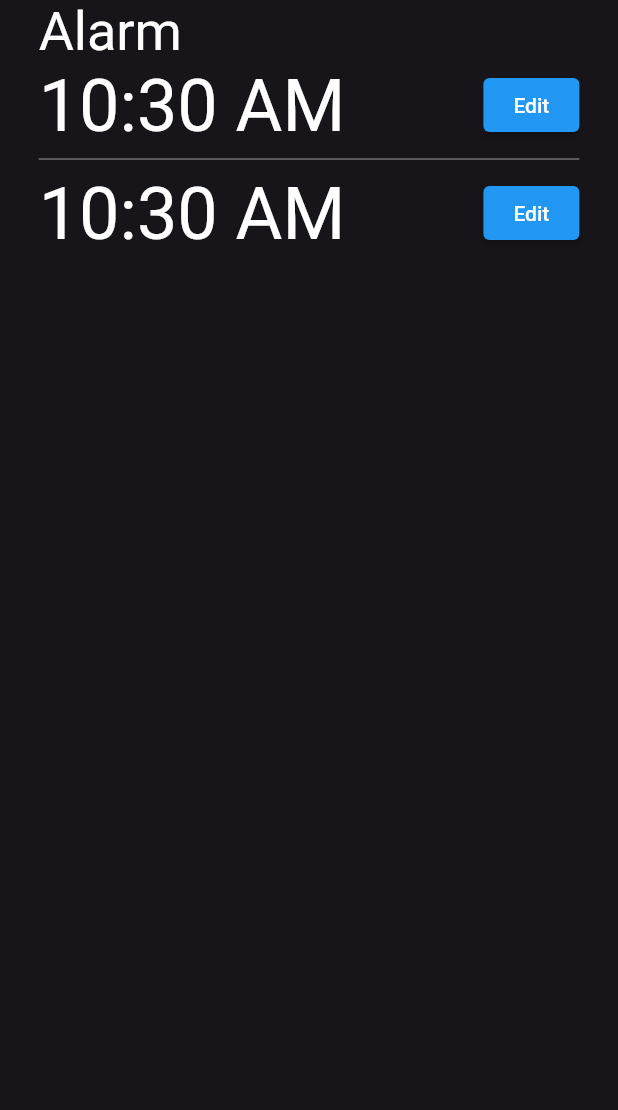
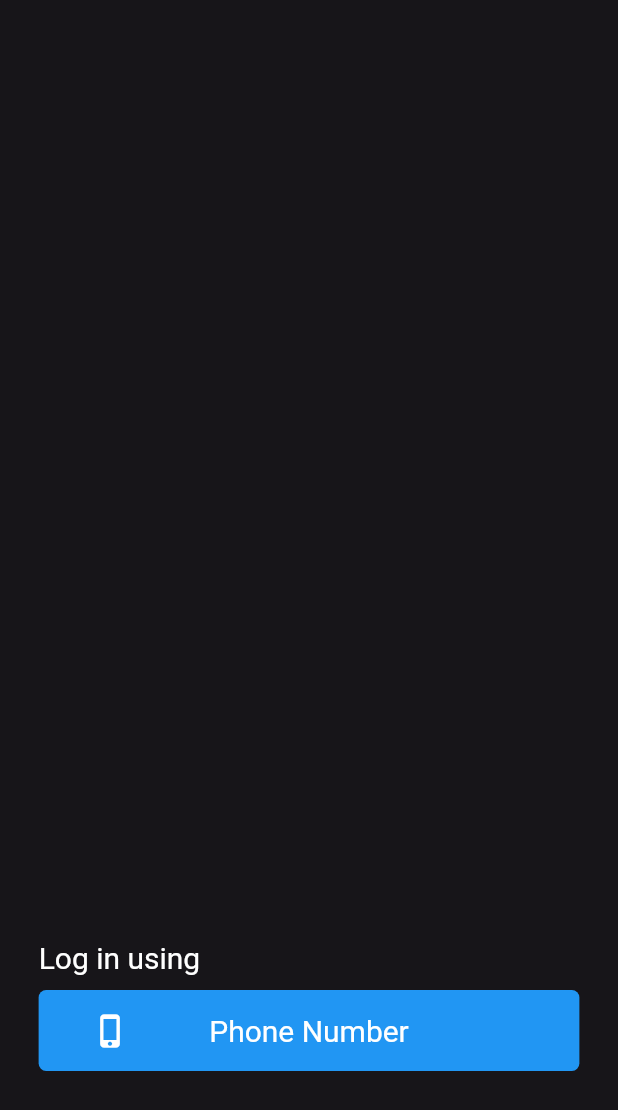
Before and after one commit to RabowNicholas/fife, a Flutter app: the screen it shows after launch, on a phone screen of 412 x 824 dp. Shown: the top 1110 px of the screen. Run offline on Flutter 3.47's test engine with Material 2 defaults, Android fonts, the light colour scheme and no system bars; our stand-ins replace equatable, firebase_auth, firebase_core, get_it, pinput; accounts and stored records are empty; Roboto replaces fonts that are missing (Good Sans); statements that could not run were skipped.

Commit message:
auth flow

```diff
--- a/lib/app_root.dart
+++ b/lib/app_root.dart
@@ -1,13 +1,19 @@
-import 'package:fife/ui/alarm/alarm_page.dart';
+import 'package:fife/flows/alarm/ui/alarm_page.dart';
+import 'package:fife/flows/auth/api/service.dart';
+import 'package:fife/flows/auth/ui/login.dart';
+import 'package:fife/flows/auth/ui/phone_number_code_input.dart';
+import 'package:fife/flows/auth/ui/phone_number_login.dart';
 import 'package:flutter/material.dart';
+import 'package:get_it/get_it.dart';
 
 class AppRoot extends StatelessWidget {
   const AppRoot({super.key});
 
   @override
   Widget build(BuildContext context) {
+    final signedIn = GetIt.I.get<AuthService>().signedIn!;
     return MaterialApp(
-      home: AlarmPage(),
+      home: signedIn ? AlarmPage() : const Login(),
       theme: ThemeData.dark(),
       routes: routes,
     );
@@ -15,6 +21,9 @@ class AppRoot extends StatelessWidget {
 
   Map<String, Widget Function(BuildContext context)> get routes {
     return {
+      '/auth/login': (c) => const Login(),
+      '/auth/login/phone': (c) => const PhoneNumberLogin(),
+      '/auth/login/phone/verify': (c) => const PhoneNumberCodeInput(),
       '/alarm': (c) => AlarmPage(),
     };
   }
--- a/lib/ui/alarm/alarm_page.dart
+++ b/lib/flows/alarm/ui/alarm_page.dart
@@ -1,5 +1,5 @@
-import 'package:fife/service/models.dart';
-import 'package:fife/ui/alarm/edit_alarm_sheet.dart';
+import 'package:fife/flows/alarm/api/models.dart';
+import 'package:fife/flows/alarm/ui/edit_alarm_sheet.dart';
 import 'package:fife/ui/common/text_writer.dart';
 import 'package:fife/fife_page.dart';
 import 'package:fife/style.dart';
--- /dev/null
+++ b/lib/flows/auth/ui/login.dart
@@ -0,0 +1,51 @@
+import 'package:fife/fife_page.dart';
+import 'package:fife/style.dart';
+import 'package:fife/ui/common/clickable_widget.dart';
+import 'package:fife/ui/common/spacing.dart';
+import 'package:fife/ui/common/text_writer.dart';
+import 'package:flutter/material.dart';
+
+class Login extends FifePage {
+  const Login({super.key});
+
+  @override
+  Widget content(BuildContext context) {
+    return Column(
+      mainAxisAlignment: MainAxisAlignment.end,
+      crossAxisAlignment: CrossAxisAlignment.start,
+      children: Spacing.spaceBetween([
+        TextWriter(
+          text: 'Log in using',
+          style: FifeTheme().textScheme.medium,
+        ),
+        ClickableWidget(
+          onTap: () {
+            Navigator.pushNamed(context, '/auth/login/phone');
+          },
+          child: Container(
+            padding: const EdgeInsets.all(15),
+            decoration: BoxDecoration(
+              color: FifeTheme().colorScheme.blue,
+              borderRadius: BorderRadius.circular(5),
+            ),
+            child: Row(
+              children: [
+                const Expanded(child: Icon(Icons.phone_iphone)),
+                Expanded(
+                  flex: 3,
+                  child: TextWriter(
+                    text: 'Phone Number',
+                    style: FifeTheme().textScheme.medium,
+                    textAlign: TextAlign.center,
+                  ),
+                ),
+                const Spacer(),
+              ],
+            ),
+          ),
+        ),
+        const SizedBox(height: 100),
+      ], 10),
+    );
+  }
+}
```
Also changed, not shown: lib/fife_page.dart (+0 -16 lines), lib/flows/auth/api/service.dart (added, +62 -0 lines), lib/flows/auth/ui/phone_number_code_input.dart (added, +75 -0 lines), lib/flows/auth/ui/phone_number_login.dart (added, +110 -0 lines), lib/main.dart (+18 -0 lines), lib/ui/common/button.dart (added, +36 -0 lines), pubspec.yaml (+13 -68 lines), lib/firebase_options.dart (added), lib/flows/alarm/api/models.dart (renamed from lib/service/models.dart), lib/flows/alarm/ui/edit_alarm_sheet.dart (renamed from lib/ui/alarm/edit_alarm_sheet.dart), pubspec.lock, 19 other files.
